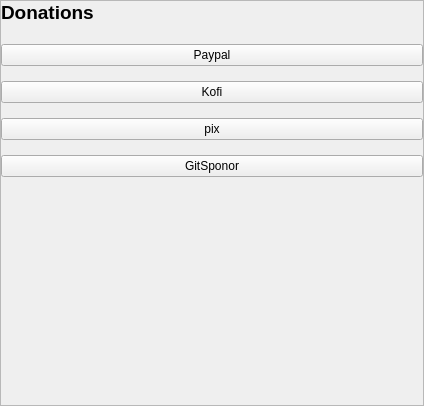
jmbatistav/zapzap, file zapzap/view/ui/donations_page.ui: the form before one commit.
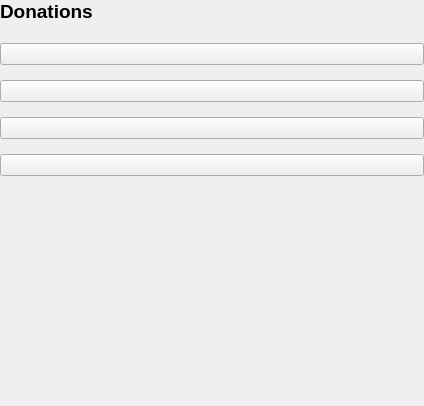
The form after the commit.

Commit message: :sparkles: feat: New Donations page in Settings

```diff
--- a/zapzap/view/ui/donations_page.ui
+++ b/zapzap/view/ui/donations_page.ui
@@ -31,6 +31,9 @@
    </property>
    <item>
     <widget class="QScrollArea" name="scrollArea">
+     <property name="frameShape">
+      <enum>QFrame::NoFrame</enum>
+     </property>
      <property name="widgetResizable">
       <bool>true</bool>
      </property>
@@ -39,8 +42,8 @@
        <rect>
         <x>0</x>
         <y>0</y>
-        <width>422</width>
-        <height>404</height>
+        <width>424</width>
+        <height>406</height>
        </rect>
       </property>
       <layout class="QVBoxLayout" name="verticalLayout_2">
@@ -80,28 +83,28 @@
          <item>
           <widget class="QPushButton" name="btn_paypal">
            <property name="text">
-            <string>Paypal</string>
+            <string/>
            </property>
           </widget>
          </item>
          <item>
           <widget class="QPushButton" name="btn_kofi">
            <property name="text">
-            <string>Kofi</string>
+            <string/>
            </property>
           </widget>
          </item>
          <item>
           <widget class="QPushButton" name="btn_pix">
            <property name="text">
-            <string>pix</string>
+            <string/>
            </property>
           </widget>
          </item>
          <item>
           <widget class="QPushButton" name="btn_gitSponor">
            <property name="text">
-            <string>GitSponor</string>
+            <string/>
            </property>
           </widget>
          </item>
```
The commit also changes 2 other files.
